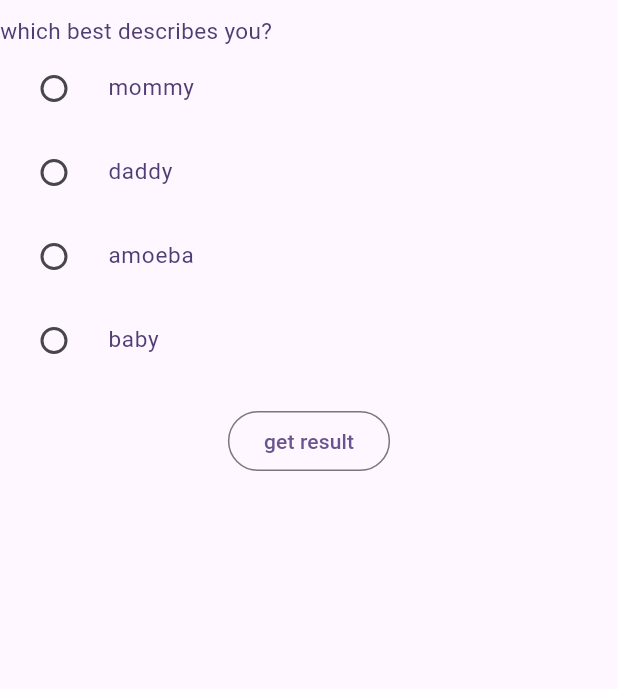
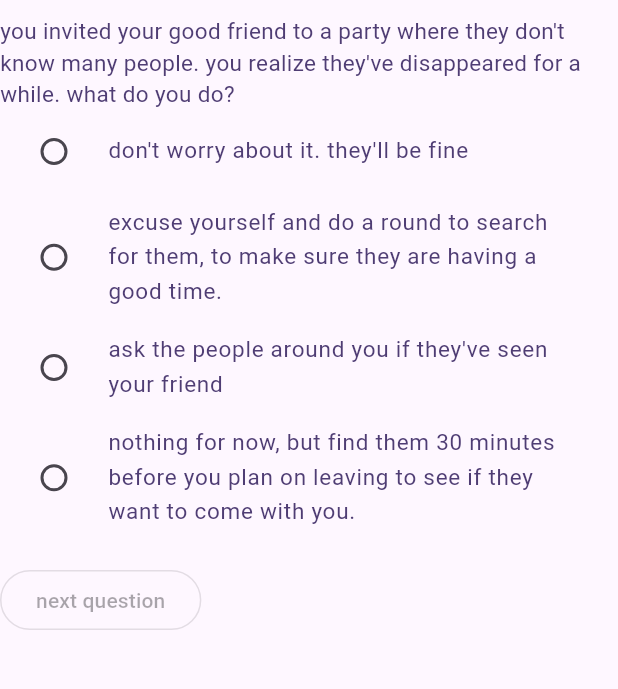
Before and after one commit to lorkor/amdb, a Flutter app: the QuizQuestion widget shown alone on an empty page, opened directly, on a phone screen of 412 x 824 dp, the part 66-755 px from its top. Run offline on Flutter 3.47's test engine with Material 3 defaults, Android fonts, the phone set to English and light mode, and no system bars.

Commit message:
Create some actual questions in a config, and use the configured questions to compute the quiz result instead of dummy random result. A couple other small changes, including making "next" button non-tappable if no selection is made.

```diff
--- a/lib/question.dart
+++ b/lib/question.dart
@@ -1,6 +1,4 @@
 import 'package:amdb/constants.dart';
-
-// TODO: create a constant file of actual quiz questions. eventually just do this in a config.
 class QuestionData {
   String questionText;
   List<MultipleChoiceSelection> selections;
--- a/lib/question_data.dart
+++ b/lib/question_data.dart
@@ -6,28 +6,47 @@ final quizContent = [
       'you invited your good friend to a party where they don\'t know many people. you realize they\'ve disappeared for a while. what do you do?',
       [
         MultipleChoiceSelection('don\'t worry about it. they\'ll be fine',
-            {Category.amoeba: 0.8, Category.daddy: 0.1, Category.baby: 0.1}),
+            {Category.amoeba: 0.6, Category.baby: 0.4}),
         MultipleChoiceSelection(
             'excuse yourself and do a round to search for them, to make sure they are having a good time.',
             {Category.mommy: 1.0}),
         MultipleChoiceSelection(
             'ask the people around you if they\'ve seen your friend',
-            {Category.baby: 0.5, Category.amoeba: 0.5}),
-        MultipleChoiceSelection('nothing for now, but find them 30 minutes before you plan on leaving to see if they want to come with you.',
+            {Category.baby: 0.6, Category.amoeba: 0.4}),
+        MultipleChoiceSelection(
+            'nothing for now, but find them 30 minutes before you plan on leaving to see if they want to come with you.',
             {Category.daddy: 1.0})
       ]),
-      QuestionData(
+  QuestionData(
       'you\'re planning a trip with a group. which of these sounds most like you?',
       [
         MultipleChoiceSelection(
             'you create and share a packing list with the group',
             {Category.mommy: 1.0}),
         MultipleChoiceSelection(
-            'you find an array of options for fun activities and share them with the group',
+            'you find options for fun activities and share them with the group',
             {Category.baby: 1.0}),
-        MultipleChoiceSelection('you make sure everyone gets to the airport in time for the flight',
+        MultipleChoiceSelection(
+            'you make sure everyone gets to the airport in time for the flight',
             {Category.daddy: 1.0}),
-        MultipleChoiceSelection('you ask if anyone needs help with planning logistics',
+        MultipleChoiceSelection(
+            'you ask if anyone needs help with planning logistics',
+            {Category.amoeba: 1.0})
+      ]),
+      QuestionData(
+      'you have guests visiting you from out of town. what\'s your hosting style?',
+      [
+        MultipleChoiceSelection(
+            'pick them up from the airport and make sure they know their way around the area',
+            {Category.daddy: 1.0}),
+        MultipleChoiceSelection(
+            'you mostly go about your day-to-day, inviting them to join you for all the activities',
+            {Category.baby: 1.0}),
+        MultipleChoiceSelection(
+            'ask them well in advance about what they\'re interested in doing, and stock your fridge with their favorite foods before they arrived',
+            {Category.mommy: 1.0}),
+        MultipleChoiceSelection(
+            'play by ear, you\'ll figure things out when they arrive',
             {Category.amoeba: 1.0})
       ]),
 ];
--- a/lib/question_widget.dart
+++ b/lib/question_widget.dart
@@ -2,6 +2,8 @@ import 'package:amdb/constants.dart';
 import 'package:amdb/main.dart';
 import 'package:flutter/material.dart';
 import 'package:provider/provider.dart';
+import 'package:amdb/question_data.dart';
+import 'package:amdb/question.dart';
 
 class QuizQuestion extends StatefulWidget {
   @override
@@ -9,12 +11,24 @@ class QuizQuestion extends StatefulWidget {
 }
 
 class _QuizQuestionState extends State<QuizQuestion> {
-  Category _category = Category.unknown;
+  Map<Category, double> _categoryScores = {};
+  bool _isOptionSelected = false;
 
   @override
   Widget build(BuildContext context) {
     var appState = context.watch<AppState>();
     final theme = Theme.of(context);
+
+    QuestionData questionData = quizContent[appState.questionIndex];
+    return getQuizQuestionFromData(appState, theme, questionData);
+  }
+
+  bool isOptionSelected() {
+    return _isOptionSelected;
+  }
+
+  Column getQuizQuestionFromData(
+      AppState appState, ThemeData theme, QuestionData questionData) {
     final headerStyle = theme.textTheme.displaySmall!
         .copyWith(color: theme.colorScheme.primaryFixedDim);
     final questionStyle =
@@ -22,68 +36,44 @@ class _QuizQuestionState extends State<QuizQuestion> {
     final radioSelectionStyle =
         TextStyle(color: theme.colorScheme.onPrimaryFixedVariant, fontSize: 15);
 
-    // TODO: fill column children with contents of question data. create a static file of questions.
-    return Column(
-        children: [Column(
-          crossAxisAlignment: CrossAxisAlignment.start,
-          children: <Widget>[
-          Text("find your amdb", style: headerStyle),
-          Padding(
+    List<Widget> columnChildren = [Text("find your amdb", style: headerStyle)];
+    columnChildren.add(Padding(
         padding: const EdgeInsets.only(top: 10.0),
-              child: Text('which best describes you?', style: questionStyle)),
-          RadioListTile<Category>(
-            title: Text('mommy', style: radioSelectionStyle),
-            value: Category.mommy,
-            groupValue: _category,
-            onChanged: (Category? value) {
+        child: Text(questionData.questionText, style: questionStyle)));
+
+    for (MultipleChoiceSelection selection in questionData.selections) {
+      columnChildren.add(RadioListTile<Map<Category, double>>(
+        title: Text(selection.selectionText, style: radioSelectionStyle),
+        value: selection.categoryScores,
+        groupValue: _categoryScores,
+        onChanged: (Map<Category, double>? value) {
           setState(() {
-                _category = Category.mommy;
+            _categoryScores = selection.categoryScores;
+            _isOptionSelected = true;
           });
         },
-          ),
-          RadioListTile<Category>(
-            title: Text('daddy', style: radioSelectionStyle),
-            value: Category.daddy,
-            groupValue: _category,
-            onChanged: (Category? value) {
-              setState(() {
-                _category = Category.daddy;
-              });
-            },
-          ),
-          RadioListTile<Category>(
-            title: Text('amoeba', style: radioSelectionStyle),
-            value: Category.amoeba,
-            groupValue: _category,
-            onChanged: (Category? value) {
-              setState(() {
-                _category = Category.amoeba;
-              });
-            },
-          ),
-          RadioListTile<Category>(
-            title: Text('baby', style: radioSelectionStyle),
-            value: Category.baby,
-            groupValue: _category,
-            onChanged: (Category? value) {
-              setState(() {
-                _category = Category.baby;
-              });
-            },
-          ),
-        ]),
-        Padding(
+      ));
+    }
+
+    String buttonText = 'next question';
+    if (appState.isLastQuestion()) {
+      buttonText = 'get result';
+    }
+    columnChildren.add(Padding(
         padding: EdgeInsets.only(top: 15.0),
         child: OutlinedButton(
-                // TODO: make this only visible if last questions
-                // TODO: make this clickable only if radio button selected.
-                onPressed: () {
+          onPressed: !isOptionSelected() ? null : () {
+            appState.completeQuestion(_categoryScores);
             appState.computeResult();
-                  appState.completeQuestion(_category);
+            _isOptionSelected = false;
           },
-                child: Text('get result'),
-              )
-            )
+          child: Text(buttonText),
+        )));
+
+    return Column(children: [
+      Column(
+          crossAxisAlignment: CrossAxisAlignment.start,
+          children: columnChildren)
     ]);
   }
 }
```
Also changed, not shown: lib/main.dart (+38 -16 lines), lib/page_widget.dart (+3 -4 lines), 2 other files. Lines whose indentation alone changed are shown as unchanged.
